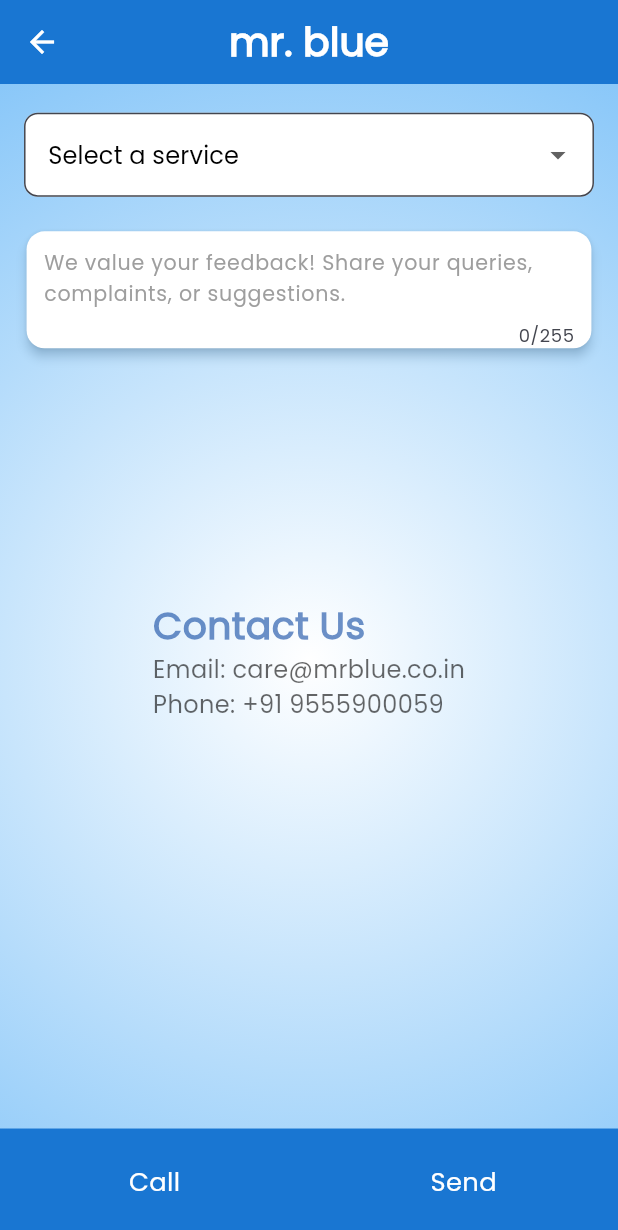
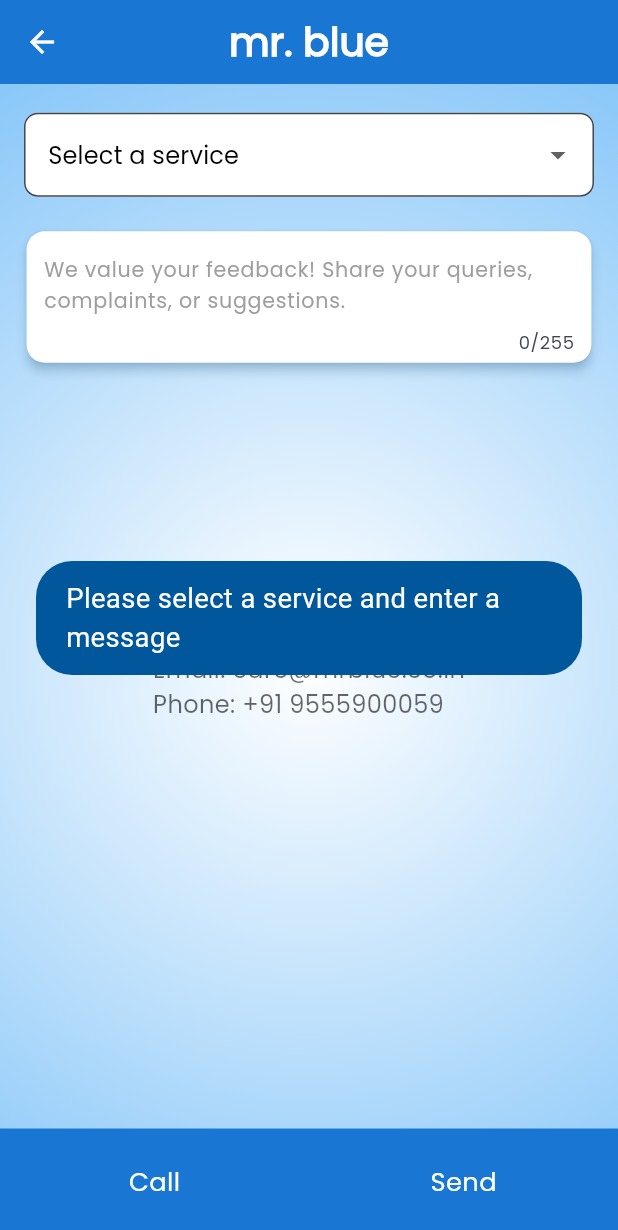
Before and after one commit to anushkagupta65/Mr-Blue, a Flutter app: the ContactUs screen opened directly, after a tap on "Send", on a phone screen of 412 x 824 dp. Shown: the top 1230 px of the screen. Run offline on Flutter 3.47's test engine with Material 3 defaults, Android fonts, the phone set to English and light mode, and no system bars; our stand-ins replace flutter_screenutil, fluttertoast, geocoding, geolocator, google_maps_flutter, permission_handler and 3 more; accounts and stored records are empty; network calls fail.

Commit message:
Integrated contact us api

```diff
--- a/lib/src/presentation/drawer/screens/contact_us.dart
+++ b/lib/src/presentation/drawer/screens/contact_us.dart
@@ -1,6 +1,8 @@
 import 'package:flutter/material.dart';
 import 'package:flutter_screenutil/flutter_screenutil.dart';
 import 'package:mr_blue/src/core/utils.dart';
+import 'package:mr_blue/src/services/api_services.dart';
+import 'package:shared_preferences/shared_preferences.dart';
 
 class ContactUs extends StatefulWidget {
   const ContactUs({super.key});
@@ -13,7 +15,54 @@
   final List<String> items = ['Query', 'Feedback', 'Complaints'];
   String? selectedValue;
   bool isSelected = false;
-  final message = TextEditingController();
+  final messageController = TextEditingController();
+  bool isLoading = false;
+
+  Future<Map<String, String>> _getUserData() async {
+    final prefs = await SharedPreferences.getInstance();
+    return {
+      'name': prefs.getString('user_name') ?? 'User',
+      'email': prefs.getString('user_email') ?? 'No email',
+      'phone': prefs.getString('user_mobile') ?? 'No mobile',
+    };
+  }
+
+  Future<void> _handleSubmit() async {
+    if (selectedValue == null || messageController.text.isEmpty) {
+      showToastMessage('Please select a service and enter a message');
+      return;
+    }
+
+    setState(() {
+      isLoading = true;
+    });
+
+    try {
+      final userData = await _getUserData();
+      final formattedMessage = '$selectedValue - ${messageController.text}';
+
+      await ApiService().submitContactUs(
+        userData['name']!,
+        userData['email']!,
+        userData['phone']!,
+        formattedMessage,
+      );
+
+      showToastMessage('Message sent successfully');
+
+      setState(() {
+        selectedValue = null;
+        messageController.clear();
+        isSelected = false;
+      });
+    } catch (e) {
+      showToastMessage('Failed to send message: $e');
+    } finally {
+      setState(() {
+        isLoading = false;
+      });
+    }
+  }
 
   @override
   Widget build(BuildContext context) {
@@ -126,9 +175,10 @@
                                 child: Padding(
                                   padding: EdgeInsets.symmetric(
                                     horizontal: 10.w,
+                                    vertical: 4.h,
                                   ),
                                   child: TextField(
-                                    controller: message,
+                                    controller: messageController,
                                     decoration: InputDecoration(
                                       hintText:
                                           isSelected
@@ -147,7 +197,6 @@
                                 ),
                               ),
                             ),
-
                             Expanded(
                               child: Align(
                                 alignment: Alignment.bottomCenter,
@@ -176,15 +225,24 @@
                                     ),
                                     Flexible(
                                       child: InkWell(
-                                        onTap: () {},
+                                        onTap: isLoading ? null : _handleSubmit,
                                         child: Container(
                                           height: 60.h,
-                                          color: Colors.blue[700],
+                                          color:
+                                              isLoading
+                                                  ? Colors.blue[400]
+                                                  : Colors.blue[700],
                                           child: Center(
-                                            child: Text(
+                                            child:
+                                                isLoading
+                                                    ? CircularProgressIndicator(
+                                                      color: Colors.white,
+                                                    )
+                                                    : Text(
                                                       'Send',
                                                       style: TextStyle(
-                                                fontWeight: FontWeight.w500,
+                                                        fontWeight:
+                                                            FontWeight.w500,
                                                         color: Colors.white,
                                                         fontSize: 15.sp,
                                                       ),
--- a/lib/src/presentation/home/map_screen.dart
+++ b/lib/src/presentation/home/map_screen.dart
@@ -8,7 +8,7 @@
 import 'package:mr_blue/src/presentation/home/bottom_navigation.dart';
 import 'package:mr_blue/src/presentation/schedule_pickup/screens/booking_confirmation.dart';
 import 'package:mr_blue/src/services/api_services.dart';
-import 'package:permission_handler/permission_handler.dart' as AppSettings;
+import 'package:permission_handler/permission_handler.dart' as app_settings;
 import 'package:shared_preferences/shared_preferences.dart';
 
 class MapScreen extends StatefulWidget {
@@ -88,7 +88,7 @@
               TextButton(
                 onPressed: () async {
                   Navigator.of(context).pop();
-                  await AppSettings.openAppSettings();
+                  await app_settings.openAppSettings();
                   Navigator.of(context).pop();
                 },
                 child: const Text('Open Settings'),
```
Also changed, not shown: lib/src/core/utils.dart (+3 -9 lines), lib/src/presentation/schedule_pickup/schedule_pickup.dart (+20 -13 lines), lib/src/presentation/schedule_pickup/screens/order_summary.dart (+38 -3 lines), lib/src/services/api_services.dart (+36 -0 lines). Lines whose indentation alone changed are shown as unchanged.
